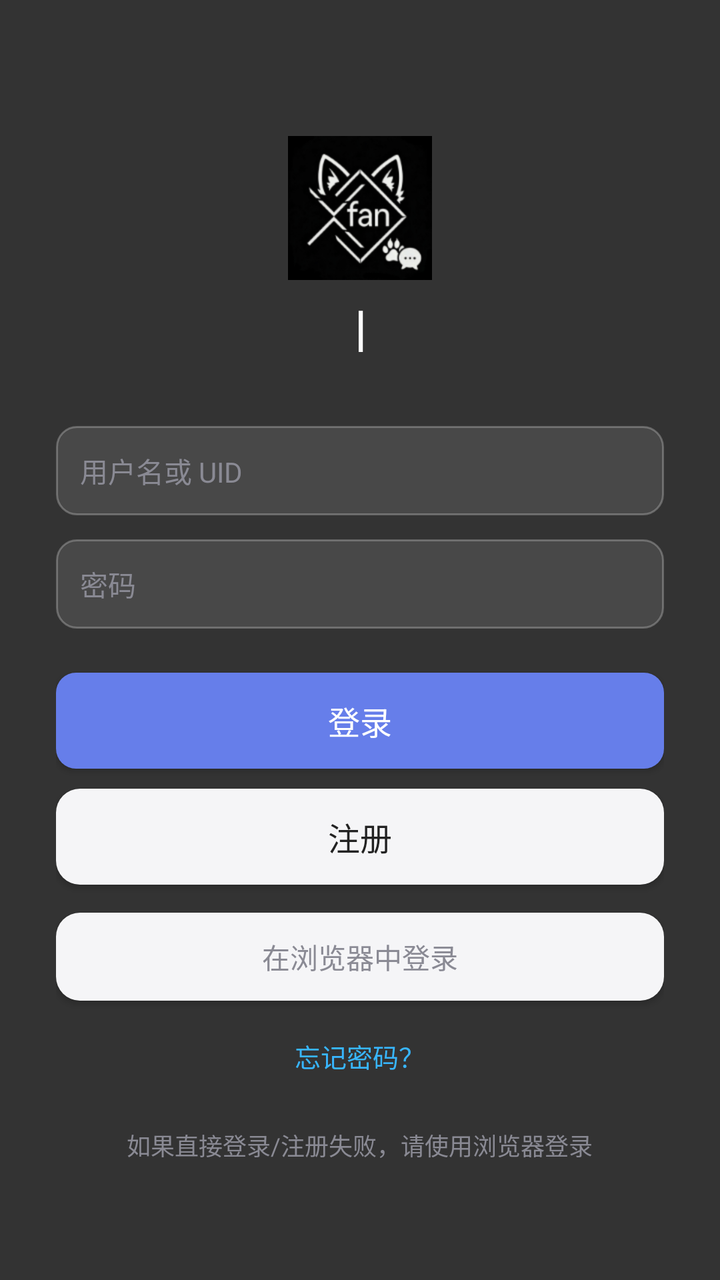
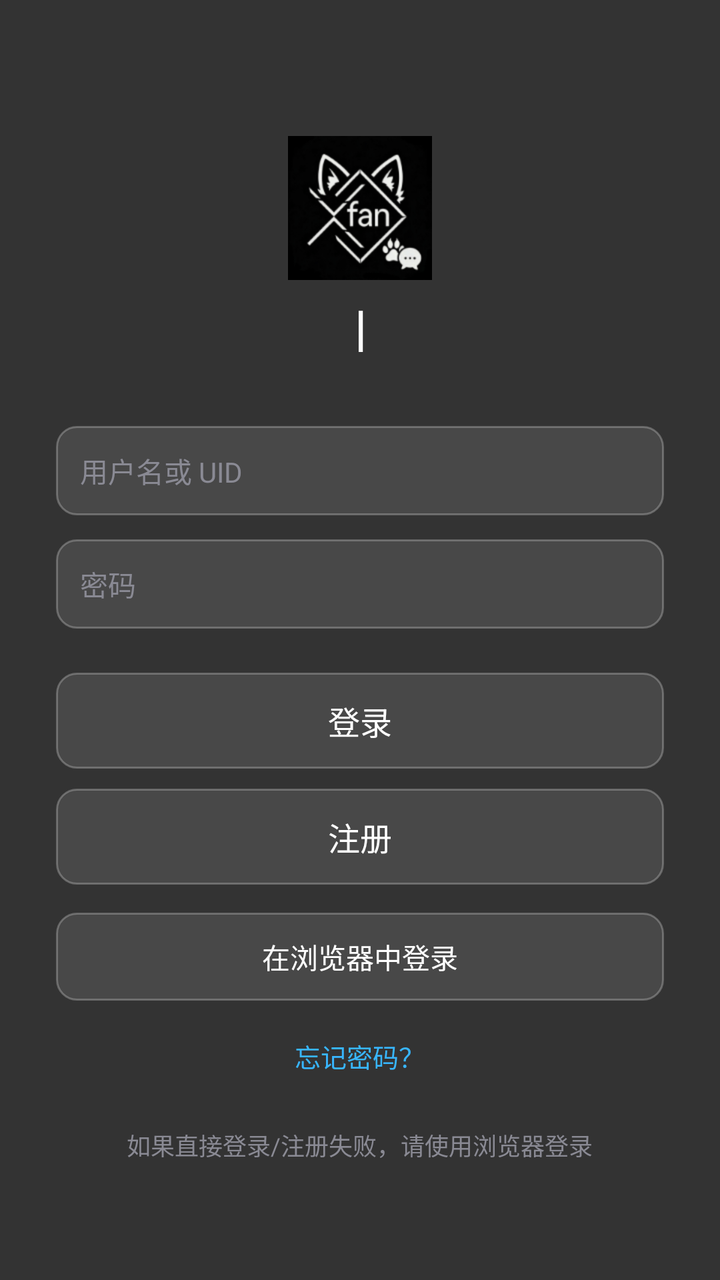

Two renders of the same Android screen: before a commit and after it. Below are the layout's source before the change and the commit's diff.
<!-- AndroidManifest.xml: application theme AppTheme -->
<!-- res/layout/activity_login.xml -->
<?xml version="1.0" encoding="utf-8"?>
<FrameLayout xmlns:android="http://schemas.android.com/apk/res/android"
    android:layout_width="match_parent"
    android:layout_height="match_parent"
    android:background="@color/primary">

    
    <VideoView
        android:id="@+id/videoBg"
        android:layout_width="match_parent"
        android:layout_height="match_parent"
        android:layout_gravity="center" />

    
    <View
        android:id="@+id/videoMask"
        android:layout_width="match_parent"
        android:layout_height="match_parent"
        android:background="#99000000" />

    <ScrollView
        android:layout_width="match_parent"
        android:layout_height="match_parent"
        android:fillViewport="true">

    <LinearLayout
        android:id="@+id/boxLogin"
        android:layout_width="match_parent"
        android:layout_height="wrap_content"
        android:orientation="vertical"
        android:padding="28dp"
        android:gravity="center_horizontal">

        <ImageView
            android:layout_width="72dp"
            android:layout_height="72dp"
            android:layout_marginTop="40dp"
            android:src="@mipmap/ic_launcher"
            android:contentDescription="@string/app_name" />

        
        <LinearLayout
            android:layout_width="wrap_content"
            android:layout_height="wrap_content"
            android:layout_marginTop="10dp"
            android:orientation="horizontal"
            android:gravity="center_vertical">

            <TextView
                android:id="@+id/tvTitle"
                android:layout_width="wrap_content"
                android:layout_height="wrap_content"
                android:textColor="@color/text_light"
                android:textSize="20sp"
                android:textStyle="bold"
                android:typeface="monospace" />

            <TextView
                android:id="@+id/tvCaret"
                android:layout_width="wrap_content"
                android:layout_height="wrap_content"
                android:textColor="@color/text_light"
                android:textSize="20sp"
                android:textStyle="bold"
                android:typeface="monospace"
                android:text="|" />
        </LinearLayout>

        
        <TextView
            android:id="@+id/tvLogging"
            android:layout_width="wrap_content"
            android:layout_height="wrap_content"
            android:layout_marginTop="10dp"
            android:text="正在使你登录，请稍等!"
            android:textColor="#FFB74D"
            android:textSize="13sp"
            android:visibility="gone" />

        
        <ProgressBar
            android:id="@+id/pbLogin"
            style="?android:attr/progressBarStyleHorizontal"
            android:layout_width="match_parent"
            android:layout_height="4dp"
            android:layout_marginTop="8dp"
            android:max="1000"
            android:progressDrawable="@drawable/pb_green"
            android:visibility="gone" />

        <EditText
            android:id="@+id/edUser"
            android:layout_width="match_parent"
            android:layout_height="wrap_content"
            android:layout_marginTop="36dp"
            android:hint="@string/hint_user"
            android:background="@drawable/bg_input"
            android:padding="12dp"
            android:textColor="@color/text"
            android:textColorHint="@color/text_sub"
            android:textSize="14sp" />

        <EditText
            android:id="@+id/edPass"
            android:layout_width="match_parent"
            android:layout_height="wrap_content"
            android:layout_marginTop="12dp"
            android:hint="@string/hint_pass"
            android:inputType="textPassword"
            android:background="@drawable/bg_input"
            android:padding="12dp"
            android:textColor="@color/text"
            android:textColorHint="@color/text_sub"
            android:textSize="14sp" />

        
        <EditText
            android:id="@+id/edUid"
            android:layout_width="match_parent"
            android:layout_height="wrap_content"
            android:layout_marginTop="12dp"
            android:hint="@string/hint_uid"
            android:background="@drawable/bg_input"
            android:padding="12dp"
            android:textColor="@color/text"
            android:textColorHint="@color/text_sub"
            android:textSize="14sp"
            android:visibility="gone" />

        <TextView
            android:id="@+id/tvUidTip"
            android:layout_width="match_parent"
            android:layout_height="wrap_content"
            android:layout_marginTop="6dp"
            android:text="@string/uid_warn"
            android:textColor="#FFB74D"
            android:textSize="11sp"
            android:visibility="gone" />

        <EditText
            android:id="@+id/edInvite"
            android:layout_width="match_parent"
            android:layout_height="wrap_content"
            android:layout_marginTop="12dp"
            android:hint="@string/hint_invite"
            android:background="@drawable/bg_input"
            android:padding="12dp"
            android:textColor="@color/text"
            android:textColorHint="@color/text_sub"
            android:textSize="14sp"
            android:visibility="gone" />

        <Button
            android:id="@+id/btnLogin"
            android:layout_width="match_parent"
            android:layout_height="48dp"
            android:layout_marginTop="22dp"
            android:background="@drawable/bg_btn"
            android:text="@string/btn_login"
            android:textColor="@color/text_light"
            android:textSize="16sp" />

        <Button
            android:id="@+id/btnRegister"
            android:layout_width="match_parent"
            android:layout_height="48dp"
            android:layout_marginTop="10dp"
            android:background="@drawable/bg_card"
            android:text="@string/btn_register"
            android:textColor="@color/text"
            android:textSize="16sp" />

        <Button
            android:id="@+id/btnWeb"
            android:layout_width="match_parent"
            android:layout_height="44dp"
            android:layout_marginTop="14dp"
            android:background="@drawable/bg_card"
            android:text="@string/btn_web_login"
            android:textColor="@color/text_sub"
            android:textSize="14sp" />

        
        <TextView
            android:id="@+id/btnForgot"
            android:layout_width="wrap_content"
            android:layout_height="wrap_content"
            android:layout_marginTop="10dp"
            android:layout_gravity="center_horizontal"
            android:padding="8dp"
            android:text="忘记密码？"
            android:textColor="@color/sky"
            android:textSize="13sp" />

        <TextView
            android:id="@+id/tvTip"
            android:layout_width="wrap_content"
            android:layout_height="wrap_content"
            android:layout_marginTop="18dp"
            android:text="@string/web_login_tip"
            android:textColor="@color/text_sub"
            android:textSize="12sp" />
    </LinearLayout>
    </ScrollView>
</FrameLayout>
<!-- resources referenced by this layout -->
<resources>
  <color name="primary">#2B2B40</color>
  <color name="sky">#38B6FF</color>
  <color name="text">#222222</color>
  <color name="text_light">#FFFFFF</color>
  <color name="text_sub">#8A8A94</color>
  <!-- drawable bg_btn (drawable) -->
  <?xml version="1.0" encoding="utf-8"?>
  <shape xmlns:android="http://schemas.android.com/apk/res/android" android:shape="rectangle">
      <solid android:color="@color/accent" />
      <corners android:radius="10dp" />
  </shape>
  <!-- drawable bg_card (drawable) -->
  <?xml version="1.0" encoding="utf-8"?>
  <shape xmlns:android="http://schemas.android.com/apk/res/android" android:shape="rectangle">
      <solid android:color="@color/bg_panel" />
      <corners android:radius="12dp" />
  </shape>
  <!-- drawable bg_input (drawable) -->
  <?xml version="1.0" encoding="utf-8"?>
  <shape xmlns:android="http://schemas.android.com/apk/res/android"
      android:shape="rectangle">
      <solid android:color="#1AFFFFFF" />
      <stroke
          android:width="1dp"
          android:color="#40FFFFFF" />
      <corners android:radius="10dp" />
  </shape>
  <!-- drawable pb_green (drawable) -->
  <?xml version="1.0" encoding="utf-8"?>
  <layer-list xmlns:android="http://schemas.android.com/apk/res/android">
      <item android:id="@android:id/background">
          <shape android:shape="rectangle">
              <solid android:color="#00000000" />
          </shape>
      </item>
      <item android:id="@android:id/progress">
          <clip>
              <shape android:shape="rectangle">
                  <solid android:color="#FF2ECC40" />
                  <corners android:radius="2dp" />
              </shape>
          </clip>
      </item>
  </layer-list>
  <!-- mipmap ic_launcher: png bitmap (mipmap-hdpi, 3683 bytes) -->
  <string name="app_name">xfan chat</string>
  <string name="btn_login">登录</string>
  <string name="btn_register">注册</string>
  <string name="btn_web_login">在浏览器中登录</string>
  <string name="hint_invite">邀请码</string>
  <string name="hint_pass">密码</string>
  <string name="hint_uid">用户 UID（3-20 位英文或数字）</string>
  <string name="hint_user">用户名或 UID</string>
  <string name="uid_warn">UID 注册后不可更改，请慎重填写。</string>
  <string name="web_login_tip">如果直接登录/注册失败，请使用浏览器登录</string>
  <style name="AppTheme" parent="@android:style/Theme.Material.Light.NoActionBar">
          <item name="android:colorPrimary">@color/primary</item>
          <item name="android:colorPrimaryDark">@color/primaryDark</item>
          <item name="android:colorAccent">@color/accent</item>
          <item name="android:windowBackground">@color/bg</item>
          <item name="android:statusBarColor">@color/primaryDark</item>
          <item name="android:windowLightStatusBar">false</item>
      </style>
  <color name="accent">#667EEA</color>
  <color name="bg_panel">#F5F5F7</color>
  <color name="primaryDark">#1B1B28</color>
  <color name="bg">#FFFFFF</color>
</resources>

<!-- the commit's change to res/layout/activity_login.xml (unified diff, before → after) -->
@@ -155,7 +155,7 @@
             android:layout_width="match_parent"
             android:layout_height="48dp"
             android:layout_marginTop="22dp"
-            android:background="@drawable/bg_btn"
+            android:background="@drawable/bg_login_btn"
             android:text="@string/btn_login"
             android:textColor="@color/text_light"
             android:textSize="16sp" />
@@ -165,9 +165,9 @@
             android:layout_width="match_parent"
             android:layout_height="48dp"
             android:layout_marginTop="10dp"
-            android:background="@drawable/bg_card"
+            android:background="@drawable/bg_login_btn"
             android:text="@string/btn_register"
-            android:textColor="@color/text"
+            android:textColor="@color/text_light"
             android:textSize="16sp" />
 
         <Button
@@ -175,9 +175,9 @@
             android:layout_width="match_parent"
             android:layout_height="44dp"
             android:layout_marginTop="14dp"
-            android:background="@drawable/bg_card"
+            android:background="@drawable/bg_login_btn"
             android:text="@string/btn_web_login"
-            android:textColor="@color/text_sub"
+            android:textColor="@color/text_light"
             android:textSize="14sp" />
 
         
<!-- resource entries referenced after the edit -->
@@ -5,18 +5,6 @@
   <color name="text">#222222</color>
   <color name="text_light">#FFFFFF</color>
   <color name="text_sub">#8A8A94</color>
-  <!-- drawable bg_btn (drawable) -->
-  <?xml version="1.0" encoding="utf-8"?>
-  <shape xmlns:android="http://schemas.android.com/apk/res/android" android:shape="rectangle">
-      <solid android:color="@color/accent" />
-      <corners android:radius="10dp" />
-  </shape>
-  <!-- drawable bg_card (drawable) -->
-  <?xml version="1.0" encoding="utf-8"?>
-  <shape xmlns:android="http://schemas.android.com/apk/res/android" android:shape="rectangle">
-      <solid android:color="@color/bg_panel" />
-      <corners android:radius="12dp" />
-  </shape>
   <!-- drawable bg_input (drawable) -->
   <?xml version="1.0" encoding="utf-8"?>
   <shape xmlns:android="http://schemas.android.com/apk/res/android"
@@ -27,6 +15,24 @@
           android:color="#40FFFFFF" />
       <corners android:radius="10dp" />
   </shape>
+  <!-- drawable bg_login_btn (drawable) -->
+  <?xml version="1.0" encoding="utf-8"?>
+  <selector xmlns:android="http://schemas.android.com/apk/res/android">
+      <item android:state_pressed="true">
+          <shape android:shape="rectangle">
+              <solid android:color="#30FFFFFF" />
+              <stroke android:width="1dp" android:color="#80FFFFFF" />
+              <corners android:radius="10dp" />
+          </shape>
+      </item>
+      <item>
+          <shape android:shape="rectangle">
+              <solid android:color="#1AFFFFFF" />
+              <stroke android:width="1dp" android:color="#40FFFFFF" />
+              <corners android:radius="10dp" />
+          </shape>
+      </item>
+  </selector>
   <!-- drawable pb_green (drawable) -->
   <?xml version="1.0" encoding="utf-8"?>
   <layer-list xmlns:android="http://schemas.android.com/apk/res/android">
@@ -64,7 +70,6 @@
           <item name="android:windowLightStatusBar">false</item>
       </style>
   <color name="accent">#667EEA</color>
-  <color name="bg_panel">#F5F5F7</color>
   <color name="primaryDark">#1B1B28</color>
   <color name="bg">#FFFFFF</color>
 </resources>
